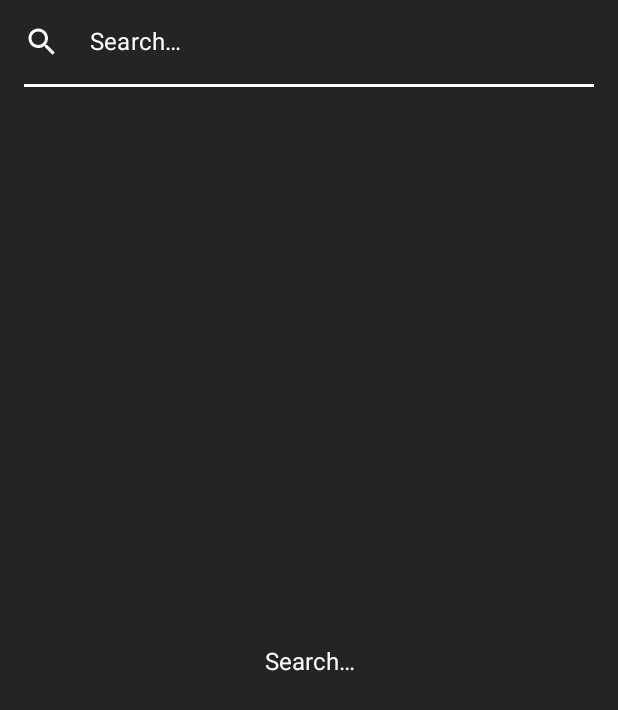
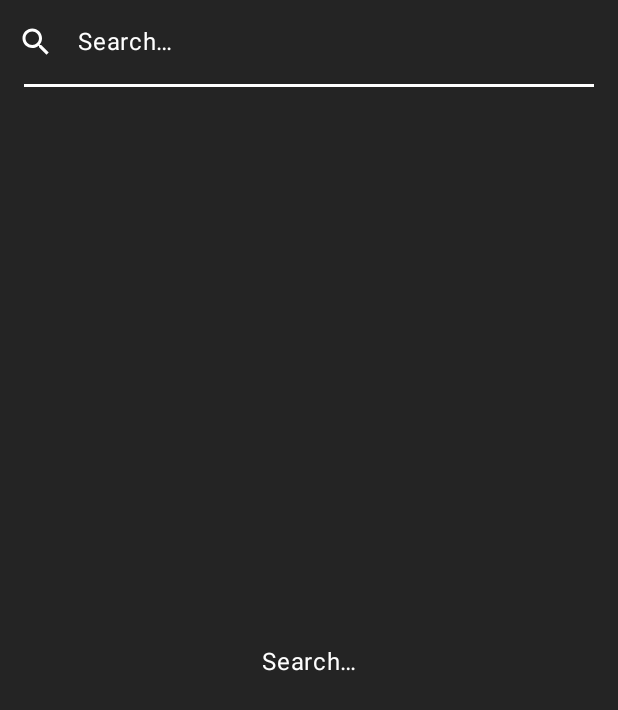
Before and after one commit to pepper11com/weather_app, an Android app built with Jetpack Compose: the screen it shows after launch (MainActivity), on a phone screen of 412 x 824 dp. Shown: the top 710 px of the screen. Run offline under Robolectric (Android 15) with nearby library versions, the phone set to English and light mode, and no system bars; our stand-ins replace accompanist, livedata-compose.

Commit message:
material 3 converting

```diff
--- a/app/build.gradle
+++ b/app/build.gradle
@@ -83,4 +83,9 @@ dependencies {
     //animations
     implementation "com.google.accompanist:accompanist-navigation-animation:0.27.0"
 
+    //material design 3
+    implementation 'com.google.android.material:material:1.5.0'
+    implementation 'androidx.compose.material3:material3:1.0.1'
+    implementation 'com.google.accompanist:accompanist-systemuicontroller:0.27.0'
+
 }
--- a/app/src/main/java/com/example/weather/MainActivity.kt
+++ b/app/src/main/java/com/example/weather/MainActivity.kt
@@ -38,8 +38,13 @@ class MainActivity : ComponentActivity() {
     override fun onCreate(savedInstanceState: Bundle?) {
         super.onCreate(savedInstanceState)
 
+        val isDarkTheme = resources.configuration.uiMode and
+                android.content.res.Configuration.UI_MODE_NIGHT_MASK == android.content.res.Configuration.UI_MODE_NIGHT_YES
+
         setContent {
-            WeatherTheme {
+            WeatherTheme(
+                darkTheme = isDarkTheme
+            ) {
                 WindowCompat.setDecorFitsSystemWindows(window, false)
 
                 window.statusBarColor = Color.Transparent.toArgb()
--- a/app/src/main/java/com/example/weather/ui/screens/WeatherSearchListScreen.kt
+++ b/app/src/main/java/com/example/weather/ui/screens/WeatherSearchListScreen.kt
@@ -4,12 +4,11 @@ import android.annotation.SuppressLint
 import androidx.compose.foundation.background
 import androidx.compose.foundation.layout.*
 import androidx.compose.foundation.lazy.LazyColumn
-import androidx.compose.foundation.lazy.grid.GridCells
-import androidx.compose.foundation.lazy.grid.LazyVerticalGrid
 import androidx.compose.foundation.lazy.items
 import androidx.compose.foundation.text.selection.LocalTextSelectionColors
 import androidx.compose.foundation.text.selection.TextSelectionColors
-import androidx.compose.material.*
+import androidx.compose.material.ExperimentalMaterialApi
+import androidx.compose.material3.*
 import androidx.compose.material.icons.Icons
 import androidx.compose.material.icons.filled.Close
 import androidx.compose.material.icons.filled.Search
@@ -23,7 +22,6 @@ import androidx.compose.ui.Alignment
 import androidx.compose.ui.ExperimentalComposeUiApi
 import androidx.compose.ui.Modifier
 import androidx.compose.ui.graphics.Color
-import androidx.compose.ui.graphics.Color.Companion.Red
 import androidx.compose.ui.graphics.RectangleShape
 import androidx.compose.ui.platform.LocalContext
 import androidx.compose.ui.platform.LocalSoftwareKeyboardController
@@ -108,7 +106,7 @@ fun WeatherList(
             is Resource.Error -> {
                 Text(
                     text = "No results found",
-                    color = MaterialTheme.colors.error,
+                    color = MaterialTheme.colorScheme.error,
                     textAlign = TextAlign.Center,
                     modifier = Modifier.fillMaxWidth()
                 )
@@ -133,7 +131,7 @@ fun WeatherList(
 }
 
 
-@OptIn(ExperimentalMaterialApi::class)
+@OptIn(ExperimentalMaterial3Api::class)
 @Composable
 fun WeatherListItem(
     weather: Weather,
@@ -145,7 +143,7 @@ fun WeatherListItem(
         modifier = Modifier
             .fillMaxWidth()
             .padding(16.dp),
-        elevation = 8.dp,
+//        elevation = 8.dp,
         onClick = {
             viewModel.setSelectedWeather(weather)
             viewModel.getWeatherForecast(weather.name, apiKey)
@@ -161,7 +159,7 @@ fun WeatherListItem(
 }
 
 
-@OptIn(ExperimentalComposeUiApi::class)
+@OptIn(ExperimentalComposeUiApi::class, ExperimentalMaterial3Api::class)
 @Composable
 fun SearchView(
     viewModel: WeatherViewModel,
@@ -198,9 +196,9 @@ fun SearchView(
                 }) {
                     Icon(
                         Icons.Default.Search,
+                        tint = Color.White,
                         contentDescription = "",
                         modifier = Modifier
-                            .padding(16.dp)
                             .size(24.dp)
                     )
                 }
@@ -215,9 +213,9 @@ fun SearchView(
                     ) {
                         Icon(
                             Icons.Default.Close,
+                            tint = Color.White,
                             contentDescription = "",
                             modifier = Modifier
-                                .padding(16.dp)
                                 .size(24.dp)
                         )
                     }
@@ -234,9 +232,11 @@ fun SearchView(
             colors = TextFieldDefaults.textFieldColors(
                 textColor = Color.White,
                 cursorColor = Color.White,
-                leadingIconColor = Color.White,
-                trailingIconColor = Color.White,
-                backgroundColor = Color.Transparent,
+                placeholderColor = Color.White,
+                containerColor = Color.Transparent,
+//                leadingIconColor = Color.White,
+//                trailingIconColor = Color.White,
+//                backgroundColor = Color.Transparent,
                 focusedIndicatorColor = Color.Transparent,
                 unfocusedIndicatorColor = Color.Transparent,
                 disabledIndicatorColor = Color.Transparent,
--- a/app/src/main/java/com/example/weather/ui/theme/Theme.kt
+++ b/app/src/main/java/com/example/weather/ui/theme/Theme.kt
@@ -1,22 +1,22 @@
 package com.example.weather.ui.theme
 
+import android.os.Build
 import androidx.compose.foundation.isSystemInDarkTheme
-import androidx.compose.material.MaterialTheme
-import androidx.compose.material.darkColors
-import androidx.compose.material.lightColors
+import androidx.compose.material3.*
+import androidx.compose.material3.Typography
 import androidx.compose.runtime.Composable
+import androidx.compose.runtime.SideEffect
 import androidx.compose.ui.graphics.Color
+import androidx.compose.ui.platform.LocalContext
 import com.google.accompanist.systemuicontroller.rememberSystemUiController
 
-private val DarkColorPalette = darkColors(
+private val DarkColorPalette = darkColorScheme(
     primary = Purple200,
-    primaryVariant = Purple700,
     secondary = Teal200
 )
 
-private val LightColorPalette = lightColors(
+private val LightColorPalette = lightColorScheme(
     primary = Purple500,
-    primaryVariant = Purple700,
     secondary = Teal200
 
     /* Other default colors to override
@@ -30,28 +30,49 @@ private val LightColorPalette = lightColors(
 )
 
 @Composable
-fun WeatherTheme(darkTheme: Boolean = isSystemInDarkTheme(), content: @Composable () -> Unit) {
+fun WeatherTheme(
+    isDynamicColor: Boolean = true,
+    darkTheme: Boolean = isSystemInDarkTheme(),
+    content: @Composable () -> Unit
+) {
+    val systemUiController = rememberSystemUiController()
+    val dynamicColor = isDynamicColor && Build.VERSION.SDK_INT >= Build.VERSION_CODES.S
+
     val colors = if (darkTheme) {
-        DarkColorPalette
+        if (dynamicColor) {
+            dynamicDarkColorScheme(LocalContext.current)
+        } else {
+            DarkColorPalette
+        }
     } else {
-        LightColorPalette
+        if (dynamicColor) {
+            dynamicLightColorScheme(LocalContext.current)
+        } else {
+            LightColorPalette
+        }
     }
 
-    val systemUiController = rememberSystemUiController()
-    if(darkTheme){
+    SideEffect {
         systemUiController.setSystemBarsColor(
-            color = Color(0x83000000)
-        )
-    }else{
-        systemUiController.setSystemBarsColor(
-            color =  Color(0x83000000)
+            color =  Color(0x11000000),
+            darkIcons = darkTheme
         )
     }
 
+
+//    if(darkTheme){
+//        systemUiController.setSystemBarsColor(
+//            color = Color(0xC6000000)
+//        )
+//    }else{
+//        systemUiController.setSystemBarsColor(
+//            color =  Color(0xC6000000)
+//        )
+//    }
+
     MaterialTheme(
-        colors = colors,
+        colorScheme = colors,
         typography = Typography,
-        shapes = Shapes,
         content = content
     )
 }
--- a/app/src/main/java/com/example/weather/ui/theme/Type.kt
+++ b/app/src/main/java/com/example/weather/ui/theme/Type.kt
@@ -1,6 +1,6 @@
 package com.example.weather.ui.theme
 
-import androidx.compose.material.Typography
+import androidx.compose.material3.Typography
 import androidx.compose.ui.text.TextStyle
 import androidx.compose.ui.text.font.FontFamily
 import androidx.compose.ui.text.font.FontWeight
@@ -8,21 +8,5 @@ import androidx.compose.ui.unit.sp
 
 // Set of Material typography styles to start with
 val Typography = Typography(
-    body1 = TextStyle(
-        fontFamily = FontFamily.Default,
-        fontWeight = FontWeight.Normal,
-        fontSize = 16.sp
-    )
-    /* Other default text styles to override
-    button = TextStyle(
-        fontFamily = FontFamily.Default,
-        fontWeight = FontWeight.W500,
-        fontSize = 14.sp
-    ),
-    caption = TextStyle(
-        fontFamily = FontFamily.Default,
-        fontWeight = FontWeight.Normal,
-        fontSize = 12.sp
-    )
-    */
+
 )
```
Also changed, not shown: app/src/main/java/com/example/weather/ui/screens/WeatherDetailScreen.kt (+17 -11 lines).
